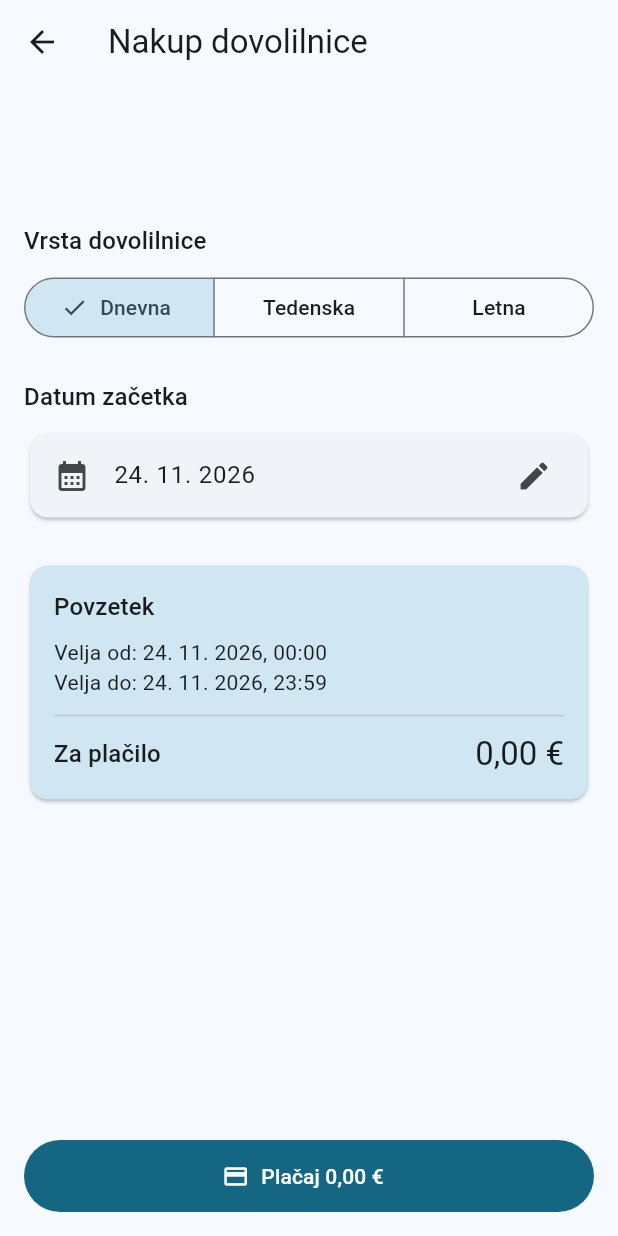
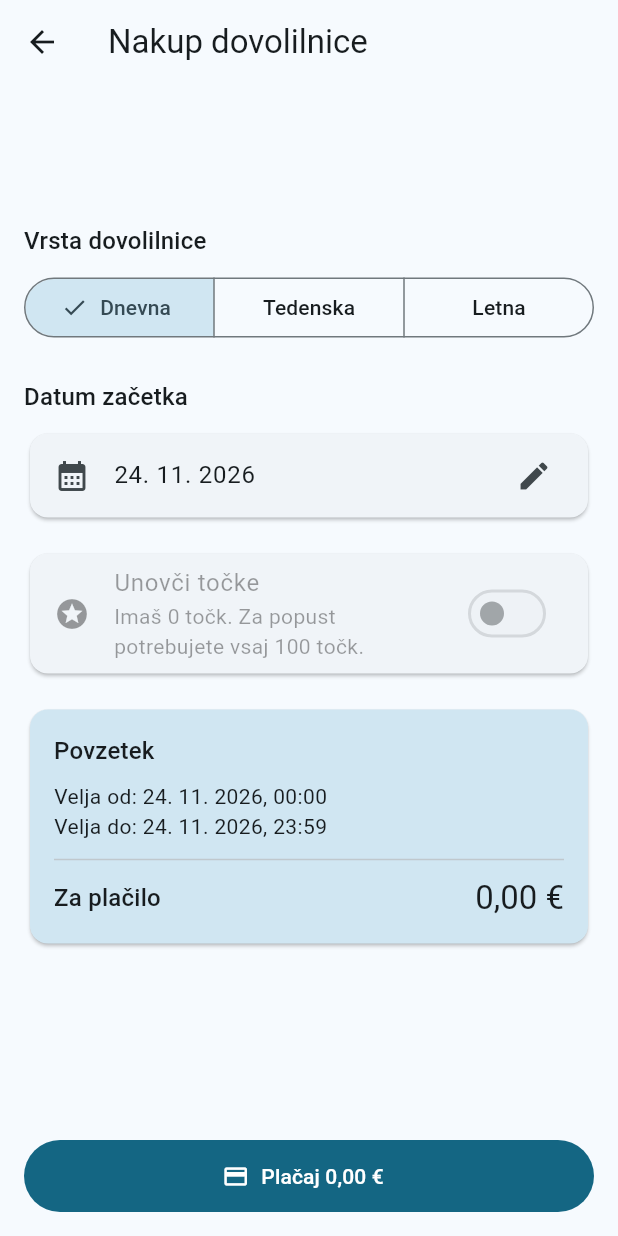
Before and after one commit to KarinMajcen/ribartes, a Flutter app: the NakupScreen screen opened directly with empty values, on a phone screen of 412 x 824 dp. Run offline on Flutter 3.47's test engine with Material 3 defaults, Android fonts, the phone set to English and light mode, and no system bars; our stand-ins replace cloud_firestore, firebase_auth, firebase_core, image_picker, qr_flutter; missing offline and left inert: mobile_scanner; accounts and stored records are empty.

Commit message:
US-11:  popust s točkami in čuvaj preveri dovolilnico

```diff
--- a/app/lib/models/dovolilnica.dart
+++ b/app/lib/models/dovolilnica.dart
@@ -54,6 +54,19 @@ enum StanjeDovolilnice {
   final String naziv;
 }
 
+/// Pravilo popusta s točkami (US-10, specifikacija 8.6):
+/// popust P = min(⌊T / 100⌋, ⌊C / 2⌋) evrov, porabljene točke = P × 100.
+class Popust {
+  static const int tockNaEvro = 100;
+
+  /// Vrne popust v celih evrih (0, če popusta ni).
+  static int izracunaj({required int tocke, required double cena}) {
+    final poTockah = tocke ~/ tockNaEvro;
+    final najvec = (cena / 2).floor(); // popust ne preseže polovice cene
+    return poTockah < najvec ? poTockah : najvec;
+  }
+}
+
 /// Model dovolilnice – en dokument v zbirki "dovolilnice".
 class Dovolilnica {
   final String id;
@@ -65,7 +78,12 @@ class Dovolilnica {
   final VrstaDovolilnice vrsta;
   final DateTime veljaOd;
   final DateTime veljaDo;
+  /// Plačani znesek (po popustu).
   final double cena;
+
+  /// Popust v evrih in porabljene točke (0, če točke niso bile unovčene).
+  final int popust;
+  final int porabljeneTocke;
 
   const Dovolilnica({
     required this.id,
@@ -78,6 +96,8 @@ class Dovolilnica {
     required this.veljaOd,
     required this.veljaDo,
     required this.cena,
+    this.popust = 0,
+    this.porabljeneTocke = 0,
   });
 
   factory Dovolilnica.izFirestore(DocumentSnapshot<Map<String, dynamic>> doc) {
@@ -93,12 +113,28 @@ class Dovolilnica {
       veljaOd: (d['veljaOd'] as Timestamp?)?.toDate() ?? DateTime(2000),
       veljaDo: (d['veljaDo'] as Timestamp?)?.toDate() ?? DateTime(2000),
       cena: (d['cena'] as num?)?.toDouble() ?? 0,
+      popust: (d['popust'] as num?)?.toInt() ?? 0,
+      porabljeneTocke: (d['porabljeneTocke'] as num?)?.toInt() ?? 0,
     );
   }
 
   /// Besedilo v QR kodi. Predpona omogoči čuvaju (US-11), da prepozna
   /// kodo RIBARTes in zavrne druge QR kode.
-  String get qrVsebina => 'RIBARTES:$id';
+  String get qrVsebina => '$qrPredpona$id';
+
+  static const qrPredpona = 'RIBARTES:';
+
+  /// US-11: iz vsebine QR kode (ali ročno vpisane številke) vrne ID dovolilnice.
+  /// Vrne null, če koda ni dovolilnica RIBARTes ("Neznana koda").
+  static String? idIzQr(String vsebina) {
+    var v = vsebina.trim();
+    if (v.toUpperCase().startsWith(qrPredpona)) {
+      v = v.substring(qrPredpona.length);
+    }
+    // ID-ji Firestore so iz črk in številk; vse drugo zavrnemo
+    // (npr. spletni naslov ali poševnica, ki bi pokvarila poizvedbo).
+    return RegExp(r'^[A-Za-z0-9]{10,40}$').hasMatch(v) ? v : null;
+  }
 
   StanjeDovolilnice stanjeOb(DateTime cas) {
     if (cas.isBefore(veljaOd)) return StanjeDovolilnice.seNeVelja;
--- a/app/lib/screens/dovolilnica_qr_screen.dart
+++ b/app/lib/screens/dovolilnica_qr_screen.dart
@@ -87,6 +87,13 @@ class _Vsebina extends StatelessWidget {
                 title: const Text('Velja do'),
                 trailing: Text('${formatDatum(d.veljaDo)}, 23:59'),
               ),
+              if (d.popust > 0)
+                ListTile(
+                  leading: const Icon(Icons.stars),
+                  title: const Text('Popust s točkami'),
+                  subtitle: Text('Porabljenih ${d.porabljeneTocke} točk'),
+                  trailing: Text('−${formatCena(d.popust)}'),
+                ),
               ListTile(
                 leading: const Icon(Icons.euro),
                 title: const Text('Plačano'),
@@ -96,7 +103,8 @@ class _Vsebina extends StatelessWidget {
           ),
         ),
         const SizedBox(height: 8),
-        Text(
+        // SelectableText: številko je mogoče kopirati (ročni vnos pri čuvaju).
+        SelectableText(
           'Številka: ${d.id}',
           textAlign: TextAlign.center,
           style: besedilo.bodySmall,
--- a/app/lib/screens/nakup_screen.dart
+++ b/app/lib/screens/nakup_screen.dart
@@ -6,7 +6,7 @@ import '../services/dovolilnica_service.dart';
 import '../utils/format.dart';
 import 'dovolilnica_qr_screen.dart';
 
-/// Zaslon "Nakup dovolilnice" – pokriva US-05.
+/// Zaslon "Nakup dovolilnice" – pokriva US-05 in US-10 (popust s točkami).
 class NakupScreen extends StatefulWidget {
   final Revir revir;
   const NakupScreen({super.key, required this.revir});
@@ -17,9 +17,11 @@ class NakupScreen extends StatefulWidget {
 
 class _NakupScreenState extends State<NakupScreen> {
   final _service = DovolilnicaService();
+  late final Stream<int> _tockeTok = _service.mojeTocke();
 
   VrstaDovolilnice _vrsta = VrstaDovolilnice.dnevna;
   late DateTime _datum = _danes;
+  bool _unovciTocke = false;
   bool _nalaganje = false;
   String? _napaka;
 
@@ -41,8 +43,8 @@ class _NakupScreenState extends State<NakupScreen> {
     if (izbran != null) setState(() => _datum = izbran);
   }
 
-  Future<void> _placaj() async {
-    final cena = _vrsta.cena(widget.revir);
+  Future<void> _placaj({required double polnaCena, required int popust}) async {
+    final zaPlacilo = polnaCena - popust;
 
     // Simulirano plačilo: potrditev namesto pravega plačilnega prehoda.
     final potrdi = await showDialog<bool>(
@@ -52,7 +54,9 @@ class _NakupScreenState extends State<NakupScreen> {
         title: const Text('Potrditev plačila'),
         content: Text(
           '${_vrsta.naziv} dovolilnica – ${widget.revir.ime}\n'
-          'Znesek: ${formatCena(cena)}\n\n'
+          '${popust > 0 ? 'Popust s točkami: −${formatCena(popust)} '
+              '(${popust * Popust.tockNaEvro} točk)\n' : ''}'
+          'Znesek: ${formatCena(zaPlacilo)}\n\n'
           'To je simulirano plačilo. Kartica ne bo bremenjena.',
         ),
         actions: [
@@ -79,10 +83,15 @@ class _NakupScreenState extends State<NakupScreen> {
         revir: widget.revir,
         vrsta: _vrsta,
         datum: _datum,
+        unovciTocke: popust > 0,
       );
       if (!mounted) return;
       ScaffoldMessenger.of(context).showSnackBar(
-        const SnackBar(content: Text('Nakup uspešen. Dobra ribolovna sreča!')),
+        SnackBar(
+          content: Text(popust > 0
+              ? 'Nakup uspešen. Porabljenih ${popust * Popust.tockNaEvro} točk.'
+              : 'Nakup uspešen. Dobra ribolovna sreča!'),
+        ),
       );
       // Zamenja zaslon nakupa z zaslonom QR kode (gumb Nazaj ne vrne na nakup).
       Navigator.of(context).pushReplacement(
@@ -97,10 +106,36 @@ class _NakupScreenState extends State<NakupScreen> {
 
   @override
   Widget build(BuildContext context) {
+    return StreamBuilder<int>(
+      stream: _tockeTok,
+      builder: (context, snapshot) {
+        final tocke = snapshot.data ?? 0;
+        final polnaCena = _vrsta.cena(widget.revir);
+        final moznPopust = Popust.izracunaj(tocke: tocke, cena: polnaCena);
+        // Če se točke ali vrsta spremenijo in popust ni več mogoč, ga izklopimo.
+        final popust = (_unovciTocke && moznPopust > 0) ? moznPopust : 0;
+        return _zgradi(context, tocke, polnaCena, moznPopust, popust);
+      },
+    );
+  }
+
+  Widget _zgradi(BuildContext context, int tocke, double polnaCena,
+      int moznPopust, int popust) {
     final besedilo = Theme.of(context).textTheme;
     final barve = Theme.of(context).colorScheme;
     final (veljaOd, veljaDo) = _vrsta.veljavnost(_datum);
-    final cena = _vrsta.cena(widget.revir);
+    final zaPlacilo = polnaCena - popust;
+
+    final String opisTock;
+    if (tocke < Popust.tockNaEvro) {
+      opisTock = 'Imaš $tocke točk. '
+          'Za popust potrebujete vsaj ${Popust.tockNaEvro} točk.';
+    } else if (moznPopust == 0) {
+      opisTock = 'Imaš $tocke točk. Za to ceno popust ni mogoč.';
+    } else {
+      opisTock = 'Imaš $tocke točk → popust ${formatCena(moznPopust)} '
+          '(porabiš ${moznPopust * Popust.tockNaEvro} točk)';
+    }
 
     return Scaffold(
       appBar: AppBar(title: const Text('Nakup dovolilnice')),
@@ -141,7 +176,22 @@ class _NakupScreenState extends State<NakupScreen> {
               child: Text('Datum ne sme biti v preteklosti.',
                   style: TextStyle(color: barve.error)),
             ),
-          const SizedBox(height: 24),
+          const SizedBox(height: 16),
+
+          // --- US-10: popust s točkami ---
+          Card(
+            child: SwitchListTile(
+              secondary: const Icon(Icons.stars),
+              title: const Text('Unovči točke'),
+              subtitle: Text(opisTock),
+              value: popust > 0,
+              // null = stikalo onemogočeno (scenarij "premalo točk")
+              onChanged: (moznPopust == 0 || _nalaganje)
+                  ? null
+                  : (v) => setState(() => _unovciTocke = v),
+            ),
+          ),
+          const SizedBox(height: 16),
 
           Card(
             color: barve.secondaryContainer,
@@ -155,11 +205,16 @@ class _NakupScreenState extends State<NakupScreen> {
                   Text('Velja od: ${formatDatum(veljaOd)}, 00:00'),
                   Text('Velja do: ${formatDatum(veljaDo)}, 23:59'),
                   const Divider(height: 24),
+                  if (popust > 0) ...[
+                    _Vrstica('Cena', formatCena(polnaCena)),
+                    _Vrstica('Popust s točkami', '−${formatCena(popust)}'),
+                    const SizedBox(height: 8),
+                  ],
                   Row(
                     mainAxisAlignment: MainAxisAlignment.spaceBetween,
                     children: [
                       Text('Za plačilo', style: besedilo.titleMedium),
-                      Text(formatCena(cena), style: besedilo.titleLarge),
+                      Text(formatCena(zaPlacilo), style: besedilo.titleLarge),
                     ],
                   ),
                 ],
@@ -188,11 +243,27 @@ class _NakupScreenState extends State<NakupScreen> {
                     child: CircularProgressIndicator(strokeWidth: 2),
                   )
                 : const Icon(Icons.payment),
-            label: Text('Plačaj ${formatCena(cena)}'),
-            onPressed: (_nalaganje || _datumVPreteklosti) ? null : _placaj,
+            label: Text('Plačaj ${formatCena(zaPlacilo)}'),
+            onPressed: (_nalaganje || _datumVPreteklosti)
+                ? null
+                : () => _placaj(polnaCena: polnaCena, popust: popust),
           ),
         ),
       ),
     );
   }
 }
+
+class _Vrstica extends StatelessWidget {
+  final String levo;
+  final String desno;
+  const _Vrstica(this.levo, this.desno);
+
+  @override
+  Widget build(BuildContext context) {
+    return Row(
+      mainAxisAlignment: MainAxisAlignment.spaceBetween,
+      children: [Text(levo), Text(desno)],
+    );
+  }
+}
--- a/app/lib/services/dovolilnica_service.dart
+++ b/app/lib/services/dovolilnica_service.dart
@@ -24,15 +24,25 @@ class DovolilnicaService {
   static const _niPovezave =
       'Nakup ni uspel, ni povezave. Denar ni bil bremenjen.';
 
-  /// US-05: ustvari dovolilnico in vrne njen ID.
+  /// Trenutno stanje točk prijavljenega ribiča (v živo).
+  Stream<int> mojeTocke() {
+    final uid = FirebaseAuth.instance.currentUser!.uid;
+    return _db.collection('uporabniki').doc(uid).snapshots().map(
+          (doc) => (doc.data()?['tocke'] as num?)?.toInt() ?? 0,
+        );
+  }
+
+  /// US-05 (+ US-10): ustvari dovolilnico in vrne njen ID.
   ///
-  /// Zapis gre skozi transakcijo, ker transakcija brez povezave NE uspe.
-  /// Navaden zapis bi Firestore brez povezave postavil v čakalno vrsto in ga
-  /// poslal kasneje – ribič bi dobil dovolilnico, ne da bi vedel, ali je plačana.
+  /// Vse poteka v eni transakciji:
+  /// - transakcija brez povezave NE uspe, zato ribič ne dobi neplačane dovolilnice;
+  /// - točke se preberejo in odštejejo v isti transakciji, zato jih ni mogoče
+  ///   porabiti dvakrat (npr. dva hkratna nakupa na dveh telefonih).
   Future<String> kupi({
     required Revir revir,
     required VrstaDovolilnice vrsta,
     required DateTime datum,
+    bool unovciTocke = false,
   }) async {
     final user = FirebaseAuth.instance.currentUser;
     if (user == null) throw NakupNapaka('Za nakup se morate prijaviti.');
@@ -44,10 +54,28 @@ class DovolilnicaService {
     }
 
     final (veljaOd, veljaDo) = vrsta.veljavnost(datum);
+    final polnaCena = vrsta.cena(revir);
     final ref = _zbirka.doc(); // nov dokument z naključnim ID-jem
+    final uporabnikRef = _db.collection('uporabniki').doc(user.uid);
 
     try {
       await _db.runTransaction((tx) async {
+        var popust = 0;
+
+        if (unovciTocke) {
+          // Točke preberemo znotraj transakcije – vedno najnovejše stanje.
+          final uporabnik = await tx.get(uporabnikRef);
+          final tocke = (uporabnik.data()?['tocke'] as num?)?.toInt() ?? 0;
+          popust = Popust.izracunaj(tocke: tocke, cena: polnaCena);
+          if (popust == 0) {
+            throw NakupNapaka('Za popust potrebujete vsaj '
+                '${Popust.tockNaEvro} točk.');
+          }
+          tx.update(uporabnikRef, {
+            'tocke': FieldValue.increment(-popust * Popust.tockNaEvro),
+          });
+        }
+
         tx.set(ref, {
           'uid': user.uid,
           'imeRibica': user.displayName ?? user.email ?? '',
@@ -57,11 +85,16 @@ class DovolilnicaService {
           'vrsta': vrsta.name,
           'veljaOd': Timestamp.fromDate(veljaOd),
           'veljaDo': Timestamp.fromDate(veljaDo),
-          'cena': vrsta.cena(revir),
+          'polnaCena': polnaCena,
+          'popust': popust,
+          'porabljeneTocke': popust * Popust.tockNaEvro,
+          'cena': polnaCena - popust,
           'ustvarjena': FieldValue.serverTimestamp(),
         });
       }).timeout(const Duration(seconds: 15));
       return ref.id;
+    } on NakupNapaka {
+      rethrow;
     } on TimeoutException {
       throw NakupNapaka(_niPovezave);
     } on FirebaseException catch (e) {
@@ -79,6 +112,16 @@ class DovolilnicaService {
         );
   }
 
+  /// US-11: čuvaj prebere dovolilnico. Bere vedno s strežnika (ne iz
+  /// predpomnilnika), da vidi trenutno stanje. Brez povezave vrže napako.
+  Future<Dovolilnica?> preberiZaPreverjanje(String id) async {
+    final doc = await _zbirka
+        .doc(id)
+        .get(const GetOptions(source: Source.server))
+        .timeout(const Duration(seconds: 10));
+    return doc.exists ? Dovolilnica.izFirestore(doc) : null;
+  }
+
   /// Ena dovolilnica po ID-ju (za zaslon s QR kodo).
   Stream<Dovolilnica?> dovolilnica(String id) {
     return _zbirka.doc(id).snapshots().map(
```
Also changed, not shown: app/lib/screens/home_screen.dart (+20 -0 lines), app/lib/screens/preveri_dovolilnico_screen.dart (added, +345 -0 lines), 2 other files.
